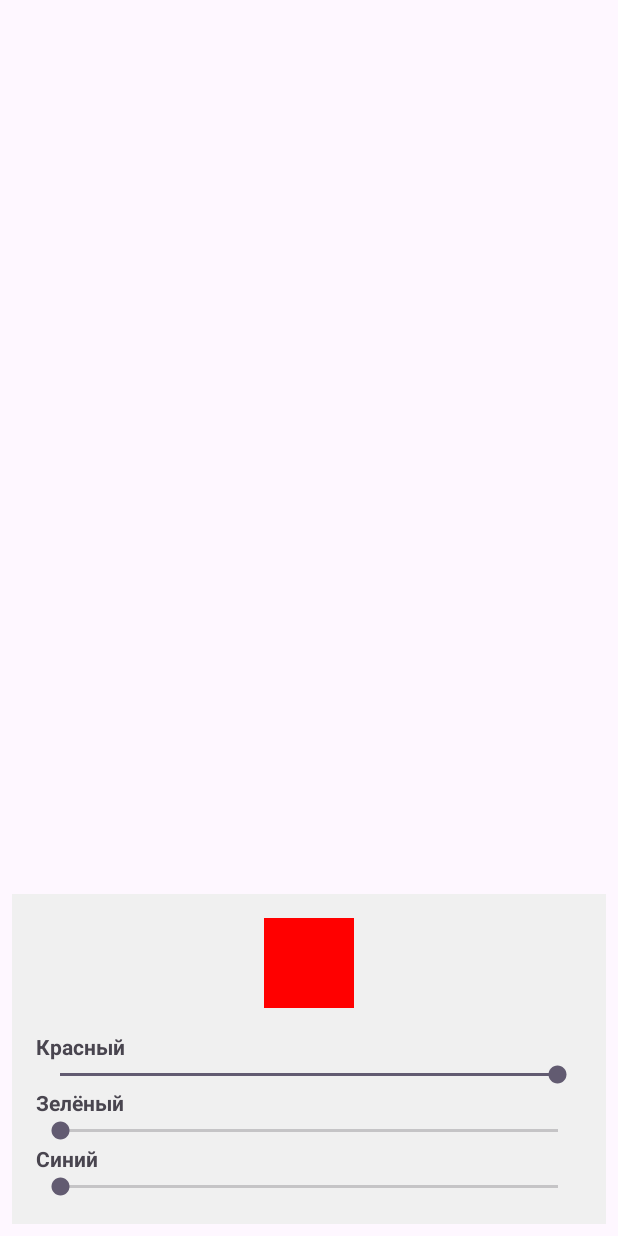
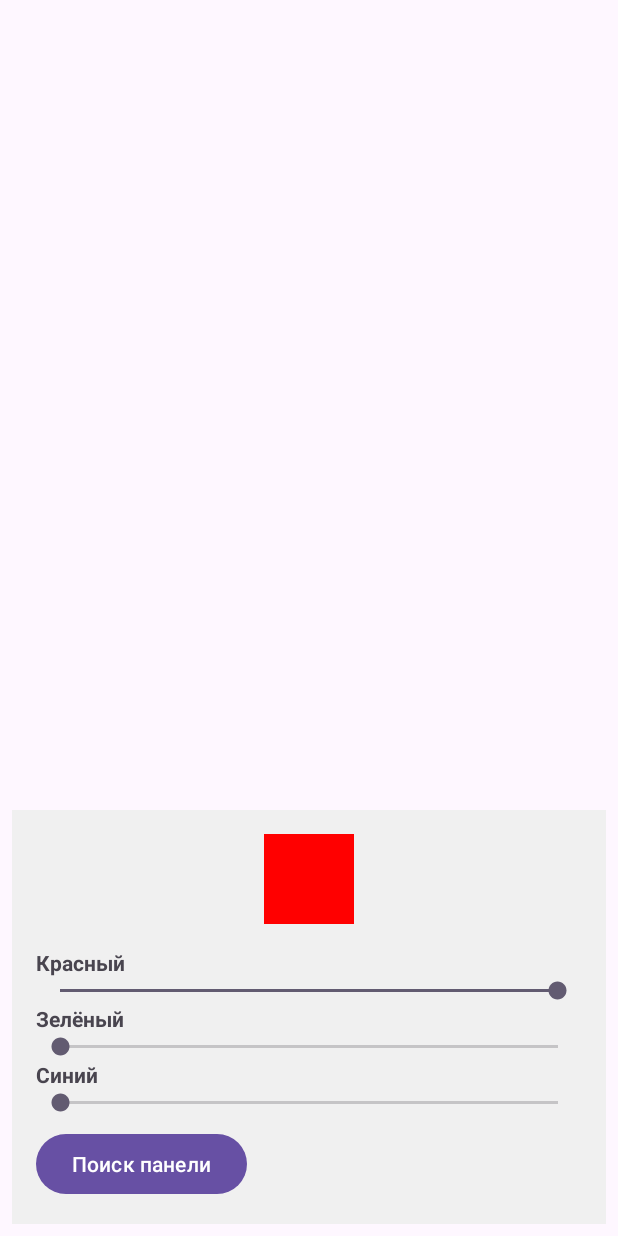
Before and after one commit to verxek/LightningPanelApp, an Android app: the screen it shows after launch (MainActivity), on a phone screen of 412 x 824 dp. Run offline under Robolectric (Android 15) with nearby library versions, the light colour scheme and no system bars.

Commit message:
Поиск панели

```diff
--- a/app/src/main/res/layout/activity_main.xml
+++ b/app/src/main/res/layout/activity_main.xml
@@ -75,6 +75,14 @@
             android:max="255"
             android:progress="0" />
 
+        <Button
+            android:id="@+id/btnDiscover"
+            android:layout_width="wrap_content"
+            android:layout_height="wrap_content"
+            android:text="Поиск панели"
+            android:onClick="onDiscoverClick"
+            android:layout_marginTop="8dp" />
+
     </LinearLayout>
 
 </LinearLayout>
```
Also changed, not shown: app/src/main/java/com/example/lightningpanelapp/MainActivity.java (+62 -1 lines).
